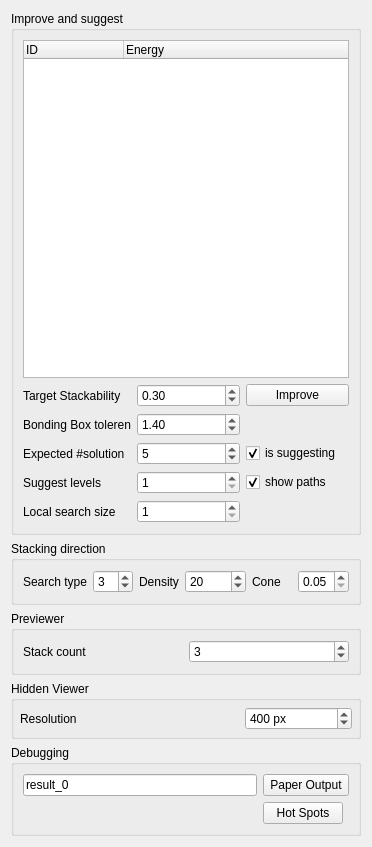
Old version of the form Stacker/StackerWidget.ui in the repository HonghuaLi/stacker.
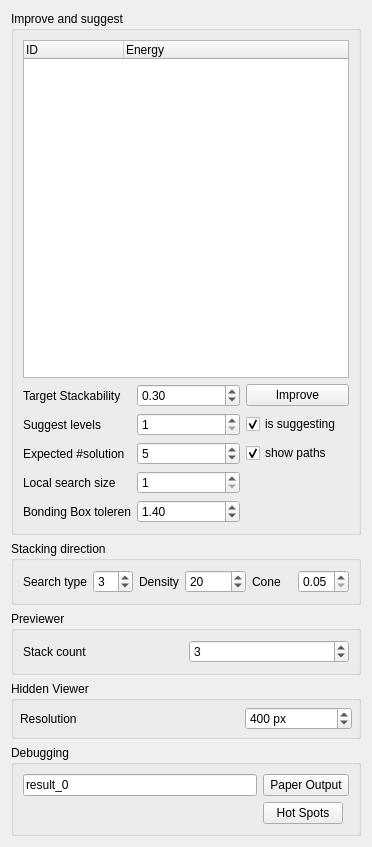
New version of the form.

```diff
--- a/Stacker/StackerWidget.ui
+++ b/Stacker/StackerWidget.ui
@@ -220,20 +220,6 @@
         </property>
        </widget>
       </item>
-      <item row="3" column="1">
-       <widget class="QLabel" name="label_17">
-        <property name="text">
-         <string>Expected #solution</string>
-        </property>
-       </widget>
-      </item>
-      <item row="2" column="1">
-       <widget class="QLabel" name="label_16">
-        <property name="text">
-         <string>Bonding Box toleren</string>
-        </property>
-       </widget>
-      </item>
       <item row="1" column="1">
        <widget class="QLabel" name="targetStackLabel">
         <property name="text">
@@ -254,23 +240,6 @@
         </property>
        </widget>
       </item>
-      <item row="8" column="2">
-       <widget class="QSpinBox" name="suggestLevels">
-        <property name="minimum">
-         <number>1</number>
-        </property>
-        <property name="value">
-         <number>1</number>
-        </property>
-       </widget>
-      </item>
-      <item row="3" column="2">
-       <widget class="QSpinBox" name="numExpectedSolutions">
-        <property name="value">
-         <number>5</number>
-        </property>
-       </widget>
-      </item>
       <item row="0" column="1" colspan="3">
        <widget class="QTreeWidget" name="solutionTree">
         <column>
@@ -291,7 +260,48 @@
         </column>
        </widget>
       </item>
-      <item row="2" column="2">
+      <item row="12" column="1">
+       <widget class="QLabel" name="label_3">
+        <property name="text">
+         <string>Local search size</string>
+        </property>
+       </widget>
+      </item>
+      <item row="12" column="2">
+       <widget class="QSpinBox" name="localRadius">
+        <property name="minimum">
+         <number>1</number>
+        </property>
+        <property name="maximum">
+         <number>10</number>
+        </property>
+        <property name="value">
+         <number>1</number>
+        </property>
+       </widget>
+      </item>
+      <item row="11" column="1">
+       <widget class="QLabel" name="label_17">
+        <property name="text">
+         <string>Expected #solution</string>
+        </property>
+       </widget>
+      </item>
+      <item row="9" column="1">
+       <widget class="QLabel" name="label_2">
+        <property name="text">
+         <string>Suggest levels</string>
+        </property>
+       </widget>
+      </item>
+      <item row="11" column="2">
+       <widget class="QSpinBox" name="numExpectedSolutions">
+        <property name="value">
+         <number>5</number>
+        </property>
+       </widget>
+      </item>
+      <item row="13" column="2">
        <widget class="QDoubleSpinBox" name="BBTolerance">
         <property name="minimum">
          <double>0.200000000000000</double>
@@ -307,24 +317,24 @@
         </property>
        </widget>
       </item>
-      <item row="8" column="1">
-       <widget class="QLabel" name="label_2">
+      <item row="13" column="1">
+       <widget class="QLabel" name="label_16">
         <property name="text">
-         <string>Suggest levels</string>
+         <string>Bonding Box toleren</string>
         </property>
        </widget>
       </item>
-      <item row="8" column="3">
-       <widget class="QCheckBox" name="showPaths">
-        <property name="text">
-         <string>show paths</string>
+      <item row="9" column="2">
+       <widget class="QSpinBox" name="suggestLevels">
+        <property name="minimum">
+         <number>1</number>
         </property>
-        <property name="checked">
-         <bool>true</bool>
+        <property name="value">
+         <number>1</number>
         </property>
        </widget>
       </item>
-      <item row="3" column="3">
+      <item row="9" column="3">
        <widget class="QCheckBox" name="isSuggesting">
         <property name="text">
          <string>is suggesting</string>
@@ -334,23 +344,13 @@
         </property>
        </widget>
       </item>
-      <item row="9" column="1">
-       <widget class="QLabel" name="label_3">
+      <item row="11" column="3">
+       <widget class="QCheckBox" name="showPaths">
         <property name="text">
-         <string>Local search size</string>
+         <string>show paths</string>
         </property>
-       </widget>
-      </item>
-      <item row="9" column="2">
-       <widget class="QSpinBox" name="localRadius">
-        <property name="minimum">
-         <number>1</number>
-        </property>
-        <property name="maximum">
-         <number>10</number>
-        </property>
-        <property name="value">
-         <number>1</number>
+        <property name="checked">
+         <bool>true</bool>
         </property>
        </widget>
       </item>
```
